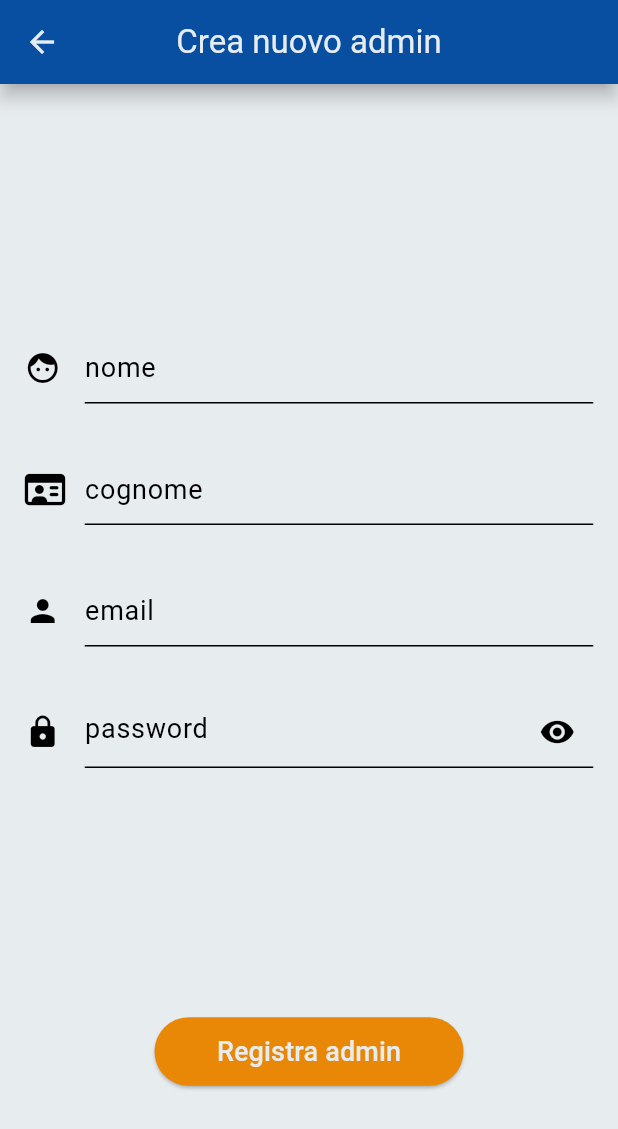
After one commit to luke03b/INGSW2425_026, a Flutter app: the AdminCreaNuovoAdminPage screen opened directly, on a phone screen of 412 x 824 dp. The commit adds this screen. Shown: the top 1129 px of the screen. Run offline on Flutter 3.47's test engine with Material 3 defaults, Android fonts, the phone set to English and light mode, and no system bars; our stand-ins replace carousel_slider, flutter_svg, font_awesome_flutter, google_maps_flutter, image_picker, jwt_decoder and 3 more; missing offline and left inert: amazon_cognito_identity_dart_2, amplify_auth_cognito, amplify_flutter; accounts and stored records are empty.

Commit message:
resi funzionanti pulsanti "crea admin" e "crea agente"

```diff
--- /dev/null
+++ b/lib/pages/admin_pages/admin_crea_nuovo_admin_o_agente_page.dart
@@ -0,0 +1,130 @@
+import 'package:domus_app/services/aws_cognito.dart';
+import 'package:domus_app/utils/my_buttons_widgets.dart';
+import 'package:domus_app/utils/my_pop_up_widgets.dart';
+import 'package:domus_app/utils/my_text_widgets.dart';
+import 'package:flutter/material.dart';
+import 'package:font_awesome_flutter/font_awesome_flutter.dart';
+
+class AdminCreaNuovoAdminPage extends StatefulWidget {
+  final bool isNewUserAdmin;
+
+  const AdminCreaNuovoAdminPage({
+    super.key,
+    required this.isNewUserAdmin,
+  });
+
+  @override
+  State<AdminCreaNuovoAdminPage> createState() => _AdminCreaNuovoAdminPageState();
+}
+
+class _AdminCreaNuovoAdminPageState extends State<AdminCreaNuovoAdminPage> {
+  TextEditingController newAdminMailController = TextEditingController();
+  TextEditingController newAdminPasswordController = TextEditingController();
+  TextEditingController newAdminNomeController = TextEditingController();
+  TextEditingController newAdminCognomeController = TextEditingController();
+
+  register(String nome, String cognome, String email, String password, String userGroup) => AWSServices().register(nome, cognome, email, password, userGroup);
+
+  @override
+  Widget build(BuildContext context) {
+    Color coloriScritte = Theme.of(context).colorScheme.outline;
+    return Scaffold(
+      resizeToAvoidBottomInset: false,
+      appBar: AppBar(
+        iconTheme: IconThemeData(
+          color: Theme.of(context).colorScheme.surface,
+        ),
+        title: Text("Crea nuovo admin", style: TextStyle(color: Theme.of(context).colorScheme.onPrimary),),
+        centerTitle: true,
+        backgroundColor: Theme.of(context).colorScheme.primary,
+        elevation: 5,
+        shadowColor: Colors.black,
+      ),
+      body: SafeArea(
+        child: Center(
+          child: Column(
+            children: [
+              const Spacer(flex: 5),
+
+              //nomeTextField
+              SizedBox(
+                width: MediaQuery.sizeOf(context).width * 0.92,
+                child: MyTextFieldPrefixIcon(controller: newAdminNomeController, text: "nome", icon: const Icon(Icons.face), color: coloriScritte,)),
+              const Spacer(),
+
+              //cognomeTextField
+              SizedBox(
+                width: MediaQuery.sizeOf(context).width * 0.92,
+                child: MyTextFieldPrefixIcon(controller: newAdminCognomeController, text: "cognome", icon: const Icon(FontAwesomeIcons.idCard), color: coloriScritte,)),
+              const Spacer(),
+
+              //emailTextField
+              SizedBox(
+                width: MediaQuery.sizeOf(context).width * 0.92,
+                child: MyTextFieldPrefixIcon(controller: newAdminMailController, text: "email", icon: const Icon(Icons.person), color: coloriScritte,)),
+              const Spacer(),
+
+              //passwordTextField
+              SizedBox(
+                width: MediaQuery.sizeOf(context).width * 0.92,
+                child: MyPasswordFieldWidget(controller: newAdminPasswordController, text: "password", icon: const Icon(Icons.lock), color: coloriScritte,)),
+              const Spacer(flex: 5),
+
+              //RegistratiButton
+              MyElevatedButtonWidget(text: widget.isNewUserAdmin ? "Registra admin" : "Registra agente", onPressed: () async{
+                if(widget.isNewUserAdmin){
+                  showDialog(
+                    barrierDismissible: false,
+                    context: context,
+                    builder: (BuildContext context) => MyOptionsDialog(title: "Attenzione", bodyText: "Sei sicuro di voler creare un nuovo admin?", rightButtonText: "Si", rightButtonColor: Theme.of(context).colorScheme.tertiary, onPressRightButton: () async {await aggiungiAdmin(context);}, leftButtonText: "No", leftButtonColor: Colors.grey, onPressLeftButton: (){Navigator.pop(context);})
+                  );
+                } else {
+                  showDialog(
+                    barrierDismissible: false,
+                    context: context,
+                    builder: (BuildContext context) => MyOptionsDialog(title: "Attenzione", bodyText: "Sei sicuro di voler creare un nuovo agente?", rightButtonText: "Si", rightButtonColor: Theme.of(context).colorScheme.tertiary, onPressRightButton: () async {await aggiungiAgente(context);}, leftButtonText: "No", leftButtonColor: Colors.grey, onPressLeftButton: (){Navigator.pop(context);})
+                  );
+                }
+              }, color: Theme.of(context).colorScheme.tertiary,),
+              const Spacer(flex: 3),
+            ],
+          ),
+        ),
+      ),
+    );
+  }
+
+  Future<void> aggiungiAdmin(BuildContext context) async {
+    Future<bool> isAllOk = register(newAdminNomeController.text, newAdminCognomeController.text, newAdminMailController.text, newAdminPasswordController.text, 'admin');
+    if (await isAllOk) {
+      showDialog(
+        barrierDismissible: false,
+        context: context,
+        builder: (BuildContext context) => MyInfoDialog(title: 'Registrazione Completata', bodyText: 'Hai aggiunto con successo un nuovo admin', buttonText: 'Ok', onPressed: (){Navigator.pop(context);Navigator.pop(context);Navigator.pushNamedAndRemoveUntil(context, '/ControllorePagineAgente', (r) => false);})
+      );
+    } else {
+      showDialog(
+        barrierDismissible: false,
+        context: context,
+        builder: (BuildContext context) => MyInfoDialog(title: 'Errore', bodyText: 'Qualcosa è andato storto. Riprova :/', buttonText: 'Ok', onPressed: (){Navigator.pop(context);})
+      );
+    }
+  }
+
+  Future<void> aggiungiAgente(BuildContext context) async {
+    Future<bool> isAllOk = register(newAdminNomeController.text, newAdminCognomeController.text, newAdminMailController.text, newAdminPasswordController.text, 'agente');
+    if (await isAllOk) {
+      showDialog(
+        barrierDismissible: false,
+        context: context,
+        builder: (BuildContext context) => MyInfoDialog(title: 'Registrazione Completata', bodyText: 'Hai aggiunto con successo un nuovo agente', buttonText: 'Ok', onPressed: (){Navigator.pop(context);Navigator.pop(context);Navigator.pushNamedAndRemoveUntil(context, '/ControllorePagineAgente', (r) => false);})
+      );
+    } else {
+      showDialog(
+        barrierDismissible: false,
+        context: context,
+        builder: (BuildContext context) => MyInfoDialog(title: 'Errore', bodyText: 'Qualcosa è andato storto. Riprova :/', buttonText: 'Ok', onPressed: (){Navigator.pop(context);})
+      );
+    }
+  }
+}
--- a/lib/pages/shared_pages/profilo_page.dart
+++ b/lib/pages/shared_pages/profilo_page.dart
@@ -1,4 +1,4 @@
-import 'package:amplify_flutter/amplify_flutter.dart';
+import 'package:domus_app/pages/admin_pages/admin_crea_nuovo_admin_o_agente_page.dart';
 import 'package:domus_app/pages/cliente_pages/cliente_eliminazione_account_page.dart';
 import 'package:domus_app/pages/shared_pages/cambia_password_page.dart';
 import 'package:domus_app/services/aws_cognito.dart';
@@ -93,7 +93,7 @@ class _ProfiloPageState extends State<ProfiloPage> {
           Visibility(
             visible: gruppoUtenteLoggato == "admin",
             child: GestureDetector(
-              onTap: (){debugPrint("admin creato!!");},
+              onTap: (){Navigator.push(context, MaterialPageRoute(builder: (context) => AdminCreaNuovoAdminPage(isNewUserAdmin: true,)));},
               child: Card(
               color: Colors.white,
               child: ListTile(
@@ -114,7 +114,7 @@ class _ProfiloPageState extends State<ProfiloPage> {
           Visibility(
             visible: gruppoUtenteLoggato == "agente" || gruppoUtenteLoggato == "admin",
             child: GestureDetector(
-              onTap: (){debugPrint("agente creato!!");},
+              onTap: (){Navigator.push(context, MaterialPageRoute(builder: (context) => AdminCreaNuovoAdminPage(isNewUserAdmin: false,)));},
               child: Card(
               color: Colors.white,
               child: ListTile(
```
